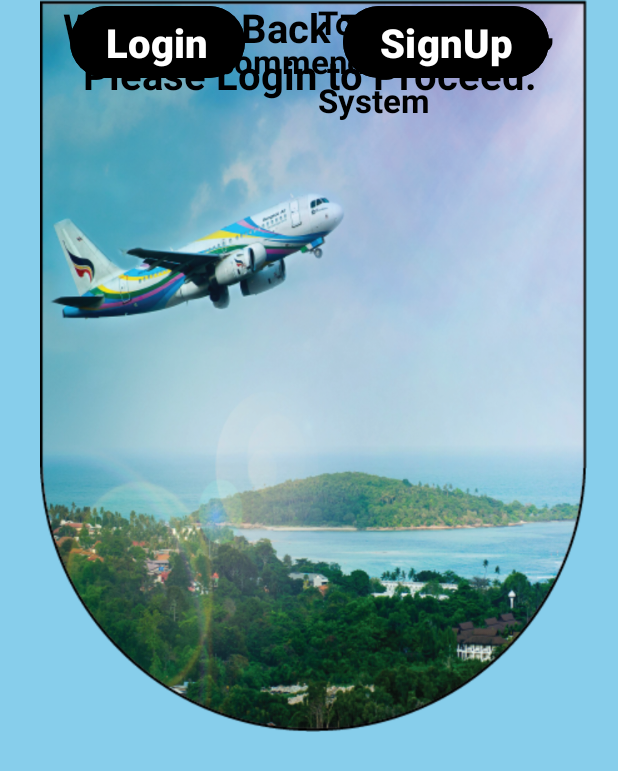
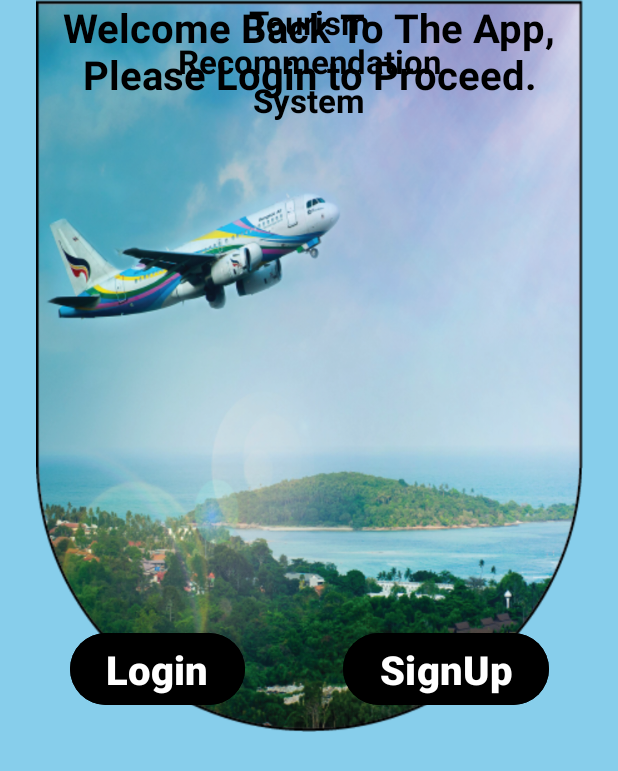
Before and after one commit to Dibya-Bharat/Major_project, an Android app: the screen it shows after launch (MainActivity), on a phone screen of 412 x 824 dp. Shown: the top 771 px of the screen. Run offline under Robolectric (Android 15) with nearby library versions, the phone set to English and light mode, and no system bars.

Commit message:
Update activity_main.xml

```diff
--- a/Android/Home_Window/app/src/main/res/layout/activity_main.xml
+++ b/Android/Home_Window/app/src/main/res/layout/activity_main.xml
@@ -11,7 +11,12 @@
         android:id="@+id/imageView"
         android:layout_width="418dp"
         android:layout_height="488dp"
-        android:src="@drawable/B" />
+        android:src="@drawable/B"
+        app:layout_constraintEnd_toEndOf="parent"
+        app:layout_constraintHorizontal_bias="0.571"
+        app:layout_constraintStart_toStartOf="parent"
+        tools:ignore="MissingConstraints"
+        tools:layout_editor_absoluteY="-2dp" />
 
     <TextView
         android:id="@+id/textView"
@@ -23,27 +28,31 @@
         android:textStyle="bold"
         app:layout_constraintEnd_toEndOf="parent"
         app:layout_constraintStart_toStartOf="parent"
-        tools:layout_editor_absoluteY="505dp" />
+        tools:layout_editor_absoluteY="505dp"
+        tools:ignore="MissingConstraints" />
 
     <TextView
         android:id="@+id/textView3"
         android:layout_width="wrap_content"
         android:layout_height="wrap_content"
-        android:text="\t\t\t\t\t\t\tTourism\nRecommendation\n\t\t\t\t\t\t\tSystem"
+        android:text="Tourism\nRecommendation\nSystem"
+        android:textAlignment="center"
         android:textColor="#000000"
         android:textSize="10pt"
         android:textStyle="bold"
         app:layout_constraintEnd_toEndOf="parent"
         app:layout_constraintStart_toStartOf="parent"
+        tools:ignore="MissingConstraints"
         tools:layout_editor_absoluteY="254dp" />
 
     <LinearLayout
         android:layout_width="wrap_content"
         android:layout_height="wrap_content"
         android:orientation="horizontal"
+        app:layout_constraintBottom_toBottomOf="parent"
         app:layout_constraintEnd_toEndOf="@+id/textView"
         app:layout_constraintStart_toStartOf="@+id/textView"
-        tools:layout_editor_absoluteY="587dp">
+        app:layout_constraintTop_toBottomOf="@+id/textView">
 
         <Button
             android:id="@+id/button"
```
